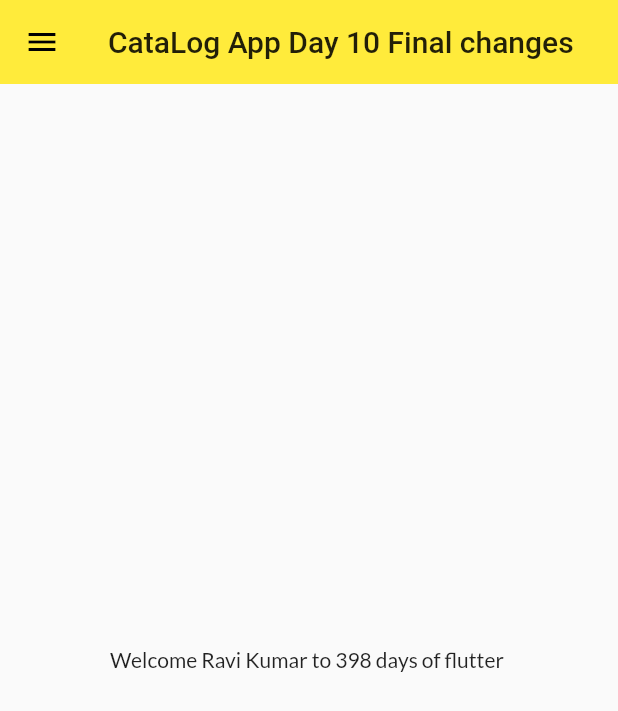
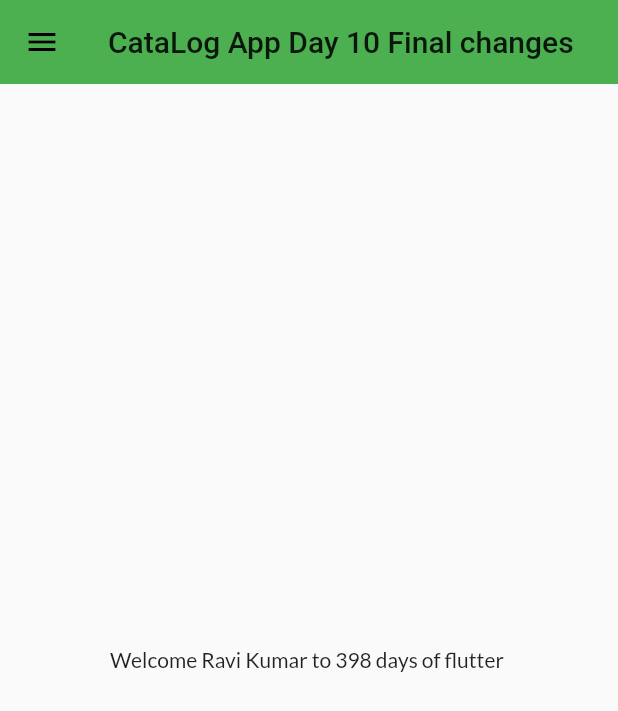
Before and after one commit to RaviMonocept/CatelogApp, a Flutter app: the HomePage screen opened by its route, on a phone screen of 412 x 824 dp. Shown: the top 711 px of the screen. Run offline on Flutter 3.47's test engine with Material 2 defaults, Android fonts, the phone set to English and light mode, and no system bars; our stand-ins replace google_fonts.

Commit message:
day10_green

```diff
--- a/lib/Pages/home_page.dart
+++ b/lib/Pages/home_page.dart
@@ -11,7 +11,7 @@ class HomePage extends StatelessWidget {
     return Scaffold(
       appBar: AppBar(
         title: Text("CataLog App Day 10 Final changes"  ),
-        backgroundColor: Colors.yellow,
+        backgroundColor: Colors.green,
       ),
       body: Center(
         child: Container(
```
